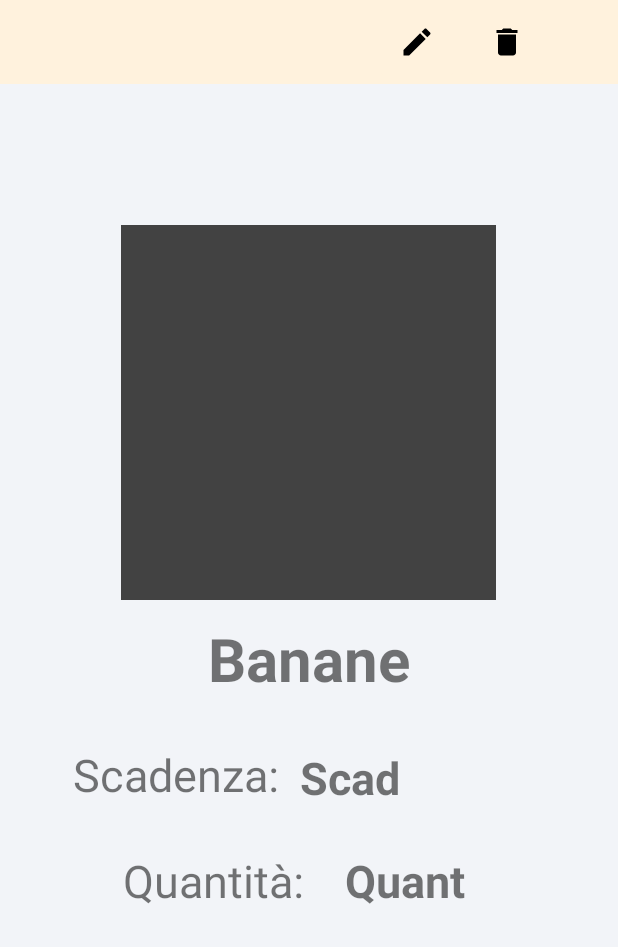
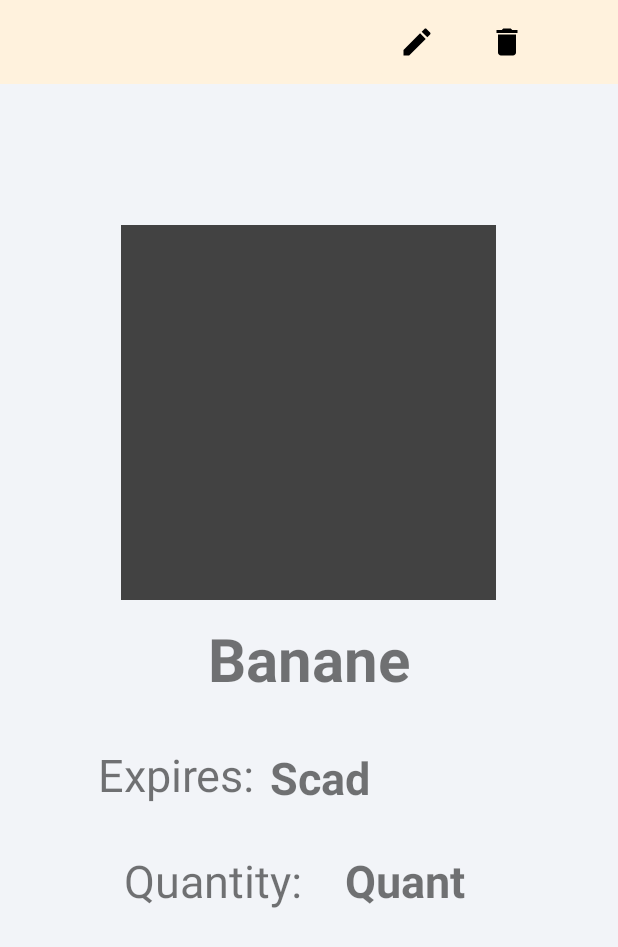
Before and after one commit to mattiabottini/RottenFridge, an Android app: the layout activity_products.xml on its own in the app's theme, with its tools: preview values and no code run, on a phone screen of 412 x 824 dp. Shown: the top 947 px of the screen. Run offline under Robolectric (Android 15) with nearby library versions, the phone set to English and light mode, and no system bars.

```diff
--- a/app/build.gradle
+++ b/app/build.gradle
@@ -42,5 +42,6 @@ dependencies {
     androidTestImplementation 'androidx.test.espresso:espresso-core:3.4.0'
     implementation 'androidx.gridlayout:gridlayout:1.0.0'
     implementation 'com.squareup.picasso:picasso:2.8'
+    implementation 'com.google.android.gms:play-services-ads:21.1.0'
     implementation 'com.journeyapps:zxing-android-embedded:4.3.0'
 }
--- a/app/src/main/java/com/example/rottenfridge/ProductsActivity.java
+++ b/app/src/main/java/com/example/rottenfridge/ProductsActivity.java
@@ -71,7 +71,7 @@ public class ProductsActivity extends AppCompatActivity {
         });
 
         getAndSetIntentData();
-        String url = "https://upload.wikimedia.org/wikipedia/commons/6/69/" + prod_name.getText().toString() + ".png";
+        String url = "https://storage.googleapis.com/fleet-volt-352308.appspot.com/" + prod_name.getText().toString().toLowerCase() + ".png";
         System.out.println(url);
         Picasso.get().load(url).into(imgProd);
     }
--- a/app/src/main/res/layout/activity_products.xml
+++ b/app/src/main/res/layout/activity_products.xml
@@ -57,7 +57,7 @@
             android:layout_below="@+id/Text1"
             android:layout_centerHorizontal="true"
             android:layout_marginTop="30dp"
-            android:text="Scadenza: "
+            android:text="Expires: "
             android:textSize="30dp"
             android:translationX="-85dp" />
 
@@ -70,7 +70,7 @@
             android:text="Scad"
             android:textSize="30dp"
             android:textStyle="bold"
-            android:translationX="200dp" />
+            android:translationX="180dp" />
 
         <TextView
             android:id="@+id/Text3"
@@ -79,7 +79,7 @@
             android:layout_below="@+id/Text2"
             android:layout_centerHorizontal="true"
             android:layout_marginTop="30dp"
-            android:text="Quantità: "
+            android:text="Quantity: "
             android:textSize="30dp"
             android:translationX="-60dp" />
 
```
Also changed, not shown: app/src/main/java/com/example/rottenfridge/CustomAdapter.java (+18 -2 lines), app/src/main/res/layout/product_row.xml (+28 -7 lines).
